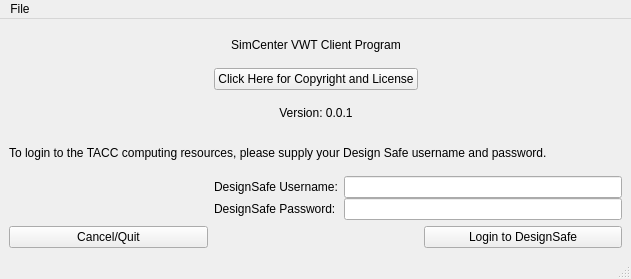
Before: the Qt Designer form utilWindows/authform.ui in psempoli/AgaveClientTester, drawn with Qt 5.
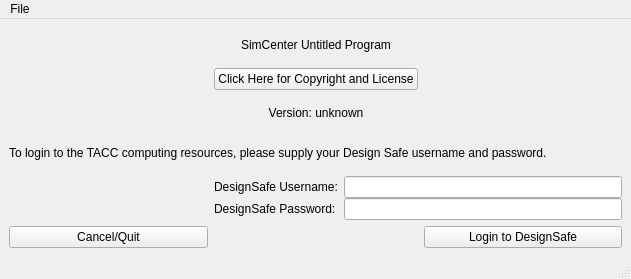
After: the same form once the commit is applied.

```diff
--- a/utilWindows/authform.ui
+++ b/utilWindows/authform.ui
@@ -54,7 +54,7 @@
     <item row="0" column="1">
      <widget class="QLabel" name="label_3">
       <property name="text">
-       <string>SimCenter VWT Client Program</string>
+       <string>SimCenter Untitled Program</string>
       </property>
       <property name="alignment">
        <set>Qt::AlignCenter</set>
@@ -71,7 +71,7 @@
     <item row="2" column="1">
      <widget class="QLabel" name="label_4">
       <property name="text">
-       <string>Version: 0.0.1</string>
+       <string>Version: unknown</string>
       </property>
       <property name="alignment">
        <set>Qt::AlignCenter</set>
```
Left out of the diff: 4 changed lines with no effect on the pictures.
